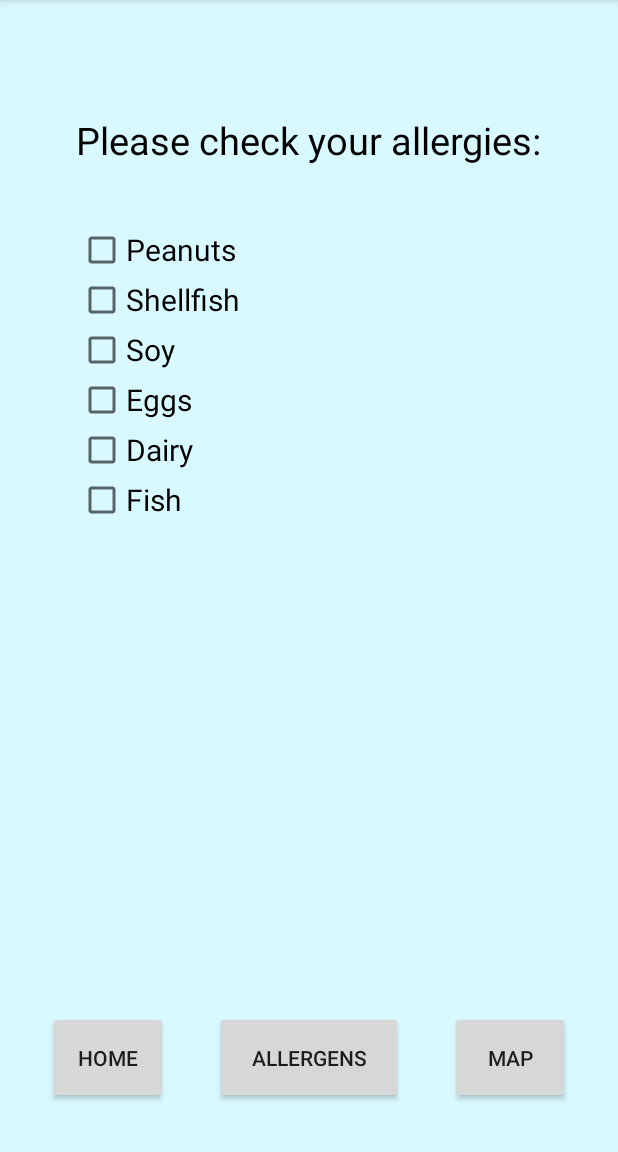
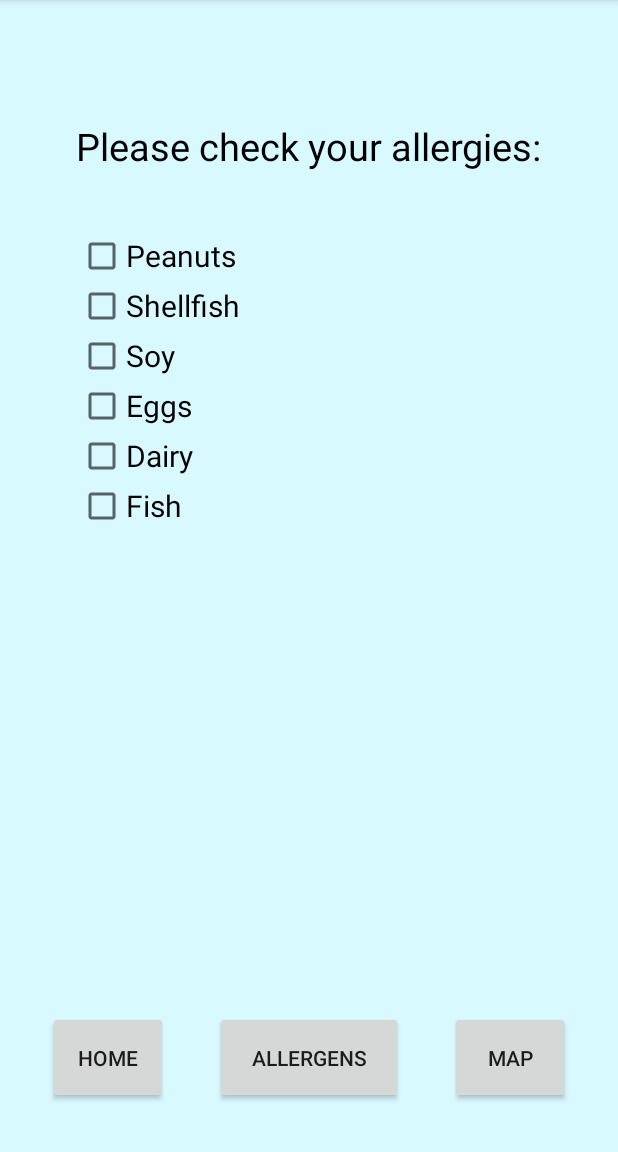
Before and after one commit to CarlRod2001/AllergenicsApp, an Android app: the screen it shows after launch (MainActivity), after a tap on "ALLERGENS", on a phone screen of 412 x 824 dp, the part 84-1236 px from its top. Run offline under Robolectric (Android 15) with nearby library versions, the phone set to English and light mode, and no system bars.

Commit message:
Initial Commit 2

```diff
--- a/app/src/main/res/layout/fragment_second.xml
+++ b/app/src/main/res/layout/fragment_second.xml
@@ -12,7 +12,7 @@
         android:layout_width="wrap_content"
         android:layout_height="wrap_content"
         android:textColor="@color/black"
-        android:layout_marginTop="76dp"
+        android:layout_marginTop="80dp"
         android:text="Please check your allergies:"
         android:textSize="25sp"
         app:layout_constraintEnd_toEndOf="parent"
```
